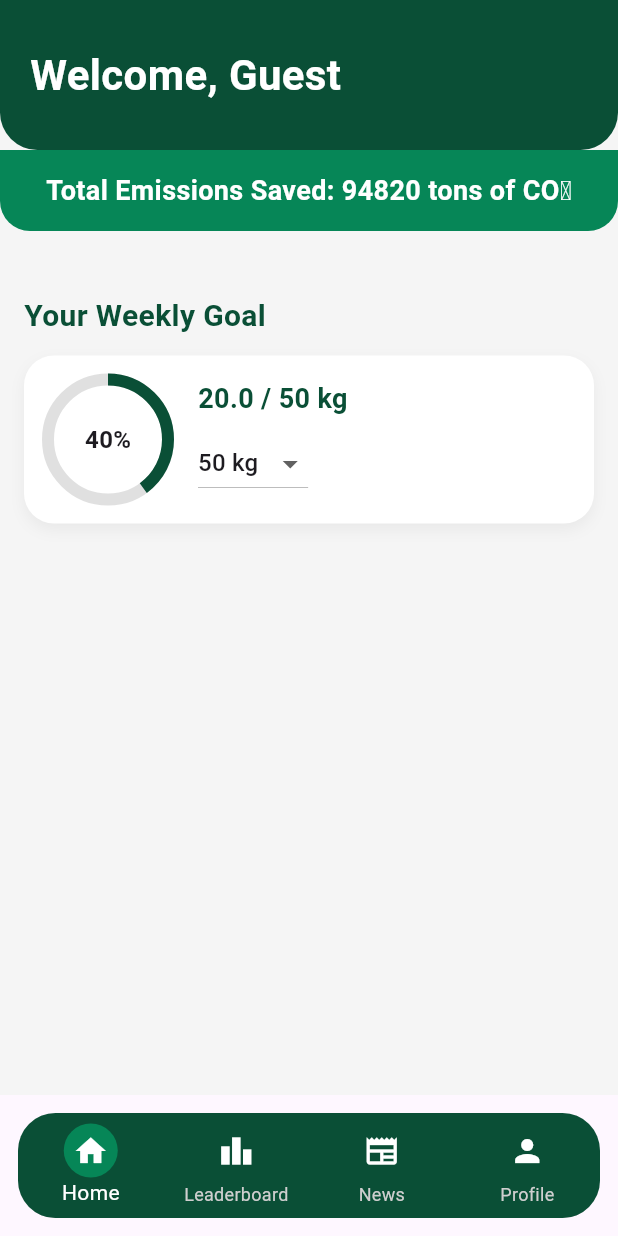
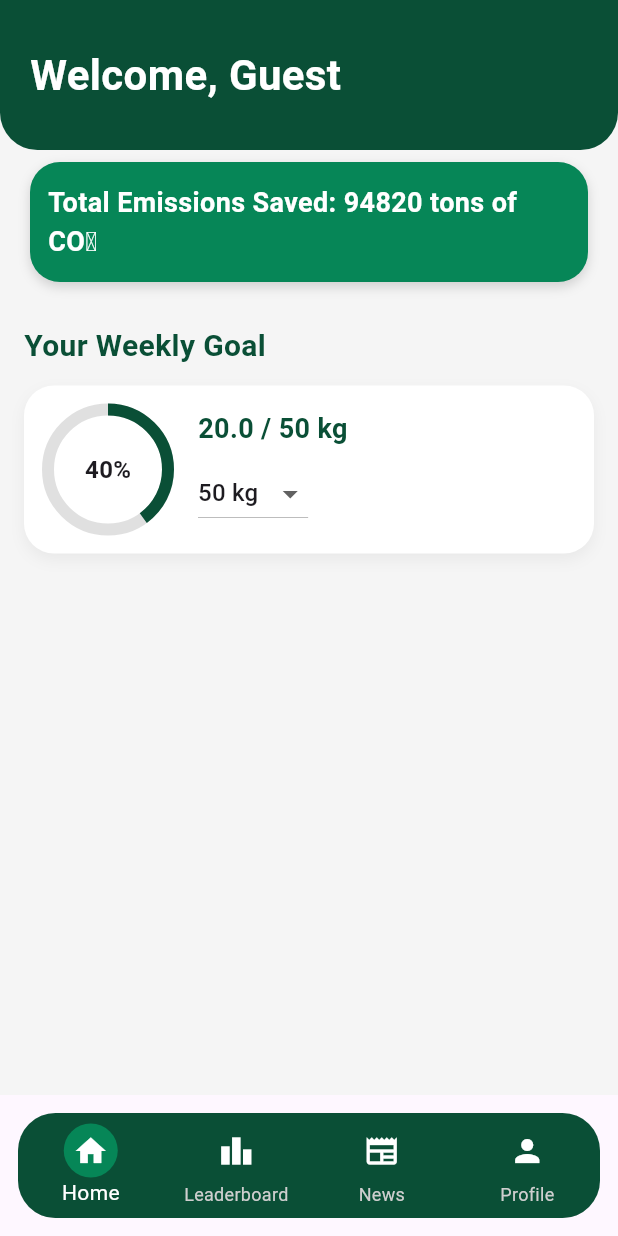
Before and after one commit to CR1SI/CarbonFootPrinters, a Flutter app: the screen it shows once a user with an empty profile is signed in, on a phone screen of 412 x 824 dp. Run offline on Flutter 3.47's test engine with Material 3 defaults, Android fonts, the phone set to English and light mode, and no system bars; our stand-ins replace cloud_firestore, firebase_auth, firebase_core; accounts and stored records are empty.

Commit message:
bug fixing

```diff
--- a/front-end/carbon_foot_printer/lib/home_screen.dart
+++ b/front-end/carbon_foot_printer/lib/home_screen.dart
@@ -21,7 +21,7 @@ class HomeScreen extends StatelessWidget {
     return Scaffold(
       backgroundColor: const Color(0xFFF5F5F5),
       appBar: PreferredSize(
-        preferredSize: const Size.fromHeight(160),
+        preferredSize: const Size.fromHeight(180),
         child: Column(
           children: [
             // Top header
@@ -73,12 +73,18 @@ class HomeScreen extends StatelessWidget {
               future: totalEmissionsSaved,
               builder: (context, snapshot) {
                 return Container(
-                  width: double.infinity,
-                  decoration: const BoxDecoration(
-                    color: Color(0xFF068657),
-                    borderRadius: BorderRadius.vertical(
-                      bottom: Radius.circular(20),
-                    ),
+                  margin: const EdgeInsets.symmetric(
+                      horizontal: 20, vertical: 8), // narrower than header
+                  decoration: BoxDecoration(
+                    color: const Color(0xFF068657),
+                    borderRadius: BorderRadius.circular(20), // all corners
+                    boxShadow: [
+                      BoxShadow(
+                        color: Colors.black.withOpacity(0.15),
+                        blurRadius: 6,
+                        offset: const Offset(0, 3),
+                      ),
+                    ],
                   ),
                   padding:
                       const EdgeInsets.symmetric(vertical: 14, horizontal: 12),
```
